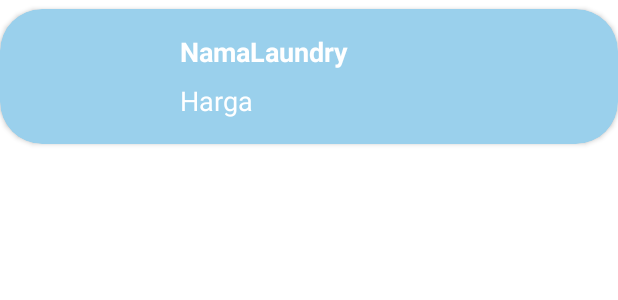
After one commit to Riadiwibowo/Skripsi-Laundry, an Android app: the layout transactionlist_user.xml on its own in the app's theme, with its tools: preview values and no code run, on a phone screen of 412 x 824 dp. The commit adds this screen. Shown: the top 300 px of the screen. Run offline under Robolectric (Android 15) with nearby library versions, the phone set to English and light mode, and no system bars.

Commit message:
20221215 - menambahkan method dan recycler view transactions

```diff
--- a/app/src/main/java/com/example/testawal/MainActivity.java
+++ b/app/src/main/java/com/example/testawal/MainActivity.java
@@ -159,9 +159,9 @@ public class MainActivity extends AppCompatActivity {
                         public void onDataChange(@NonNull DataSnapshot snapshot) {
                             for (DataSnapshot dataSnap : snapshot.getChildren()){
                                 if(dataSnap.child("email").getValue().equals(email)) {
-                                    Toast.makeText(MainActivity.this, "email = " + email, Toast.LENGTH_SHORT).show();
+//                                    Toast.makeText(MainActivity.this, "email = " + email, Toast.LENGTH_SHORT).show();
                                     role = dataSnap.child("role").getValue(String.class);
-                                    Toast.makeText(MainActivity.this, "role = " + role, Toast.LENGTH_SHORT).show();
+//                                    Toast.makeText(MainActivity.this, "role = " + role, Toast.LENGTH_SHORT).show();
                                     if(role.equals("user")){
                                         startActivity(new Intent(MainActivity.this, HomeActivity.class));
                                     }else if(role.equals("laundry")){
@@ -178,7 +178,7 @@ public class MainActivity extends AppCompatActivity {
                     });
                     //endregion
                 }else{
-                    Toast.makeText(MainActivity.this, "login gagal", Toast.LENGTH_SHORT).show();
+                    Toast.makeText(MainActivity.this, "การเข้าสู่ระบบล้มเหลว", Toast.LENGTH_SHORT).show();
                     progressBar.setVisibility(View.INVISIBLE);
                 }
             }
--- a/app/src/main/java/com/example/testawal/ProfileUser.java
+++ b/app/src/main/java/com/example/testawal/ProfileUser.java
@@ -39,7 +39,7 @@ public class ProfileUser extends AppCompatActivity {
 
         Nama = (TextView) findViewById(R.id.Nama);
         Email = (TextView) findViewById(R.id.Email);
-        Telp = (TextView) findViewById(R.id.Telp);
+        Telp = (TextView) findViewById(R.id.Phone);
         btnEdit = findViewById(R.id.btnEdit);
 
         fUser = FirebaseAuth.getInstance().getCurrentUser();
@@ -50,6 +50,7 @@ public class ProfileUser extends AppCompatActivity {
             @Override
             public void onDataChange(@NonNull DataSnapshot snapshot) {
                 User user = snapshot.getValue(User.class);
+                Toast.makeText(ProfileUser.this, "a " + user.nama, Toast.LENGTH_LONG).show();
                 if(user != null){
                     Nama.setText(user.nama);
                     Email.setText(user.email);
--- /dev/null
+++ b/app/src/main/res/layout/transactionlist_user.xml
@@ -0,0 +1,41 @@
+<?xml version="1.0" encoding="utf-8"?>
+<androidx.cardview.widget.CardView xmlns:android="http://schemas.android.com/apk/res/android"
+    android:layout_width="match_parent"
+    android:layout_height="90dp"
+    xmlns:app="http://schemas.android.com/apk/res-auto"
+    app:cardCornerRadius="28dp"
+    android:layout_marginTop="6dp"
+    app:cardBackgroundColor="#9AD0EC"
+    android:id="@+id/parentLayout">
+
+    <androidx.constraintlayout.widget.ConstraintLayout
+        android:layout_width="match_parent"
+        android:layout_height="match_parent">
+
+        <TextView
+            android:id="@+id/txtNamaLaundry"
+            android:layout_width="wrap_content"
+            android:layout_height="wrap_content"
+            android:layout_marginStart="120dp"
+            android:layout_marginTop="16dp"
+            android:text="NamaLaundry"
+            android:textColor="@color/white"
+            android:textSize="18dp"
+            android:textStyle="bold"
+            app:layout_constraintStart_toStartOf="parent"
+            app:layout_constraintTop_toTopOf="parent" />
+
+        <TextView
+            android:id="@+id/txtHarga"
+            android:layout_width="wrap_content"
+            android:layout_height="wrap_content"
+            android:layout_marginStart="120dp"
+            android:layout_marginTop="8dp"
+            android:text="Harga"
+            android:textColor="@color/white"
+            android:textSize="18dp"
+            app:layout_constraintStart_toStartOf="parent"
+            app:layout_constraintTop_toBottomOf="@+id/txtNamaLaundry" />
+    </androidx.constraintlayout.widget.ConstraintLayout>
+
+</androidx.cardview.widget.CardView>
```
Also changed, not shown: app/src/main/java/com/example/testawal/MyAdapterTransaction.java (added, +79 -0 lines), app/src/main/java/com/example/testawal/OrderProcess.java (+68 -30 lines), app/src/main/java/com/example/testawal/Transaction.java (+7 -1 lines), app/src/main/java/com/example/testawal/TransactionFragment.java (+150 -38 lines), app/src/main/res/layout/fragment_transaction.xml (+15 -9 lines).
